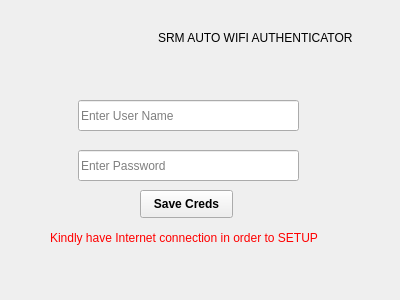
Old version of the form design.ui in the repository UtkarshRana22/SRM_AUTO_WIFI_AUTHENTICATOR.
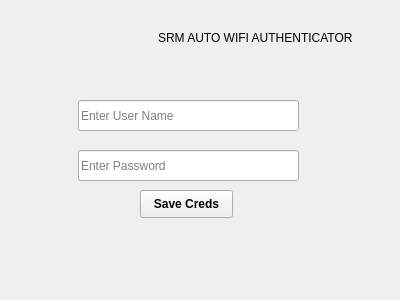
New version of the form. Icons and pictures are not drawn.

Commit message: Architectural Chnanges/bug fixes/stability improvisation

The edit to the form file:
```diff
--- a/design.ui
+++ b/design.ui
@@ -103,22 +103,6 @@
       <string>Save Creds</string>
      </property>
     </widget>
-    <widget class="QLabel" name="label_3">
-     <property name="geometry">
-      <rect>
-       <x>20</x>
-       <y>160</y>
-       <width>291</width>
-       <height>16</height>
-      </rect>
-     </property>
-     <property name="styleSheet">
-      <string notr="true">color:rgb(255, 0, 0)</string>
-     </property>
-     <property name="text">
-      <string>Kindly have Internet connection in order to SETUP</string>
-     </property>
-    </widget>
     <widget class="QLabel" name="nstatus">
      <property name="geometry">
       <rect>
```
The commit also changes 2 other files.
